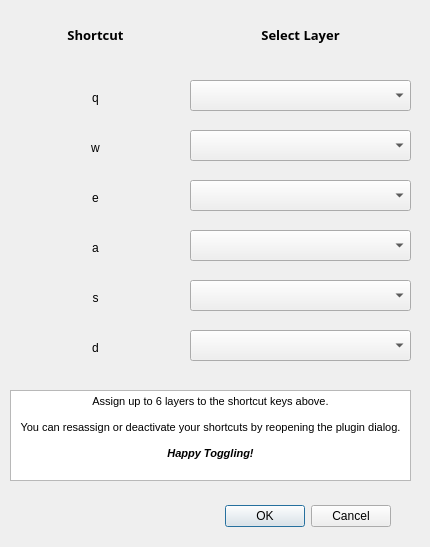
staffordsmith83/QGIS-layer-toggler-multi, file vis_toggler_dialog_base.ui: the form before one commit.
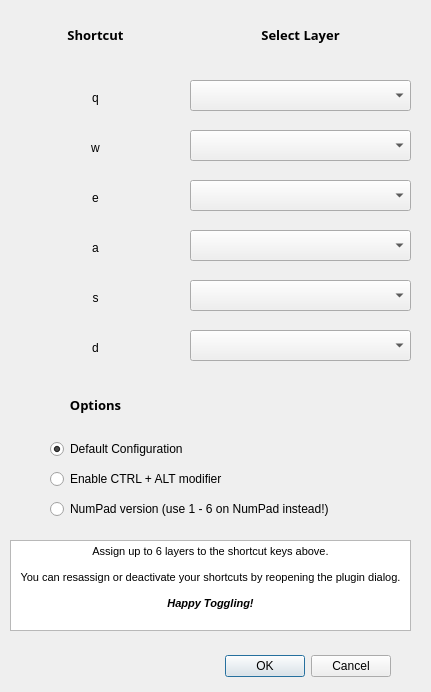
The form after the commit. Custom widgets are drawn as their Qt base class.

Commit message: Working with either qweasd, 123456, or letters with CTRL + ALT modifier. Stop working when trying to reassign shortcuts using the same option type (deautl, ctrl alt, or numpad)

Diff of the .ui file:
```diff
--- a/vis_toggler_dialog_base.ui
+++ b/vis_toggler_dialog_base.ui
@@ -6,8 +6,8 @@
    <rect>
     <x>0</x>
     <y>0</y>
-    <width>430</width>
-    <height>547</height>
+    <width>431</width>
+    <height>692</height>
    </rect>
   </property>
   <property name="windowTitle">
@@ -17,7 +17,7 @@
    <property name="geometry">
     <rect>
      <x>220</x>
-     <y>500</y>
+     <y>650</y>
      <width>171</width>
      <height>32</height>
     </rect>
@@ -279,7 +279,7 @@
    <property name="geometry">
     <rect>
      <x>10</x>
-     <y>390</y>
+     <y>540</y>
      <width>401</width>
      <height>91</height>
     </rect>
@@ -288,12 +288,81 @@
     <string>&lt;!DOCTYPE HTML PUBLIC &quot;-//W3C//DTD HTML 4.0//EN&quot; &quot;http://www.w3.org/TR/REC-html40/strict.dtd&quot;&gt;
 &lt;html&gt;&lt;head&gt;&lt;meta name=&quot;qrichtext&quot; content=&quot;1&quot; /&gt;&lt;style type=&quot;text/css&quot;&gt;
 p, li { white-space: pre-wrap; }
-&lt;/style&gt;&lt;/head&gt;&lt;body style=&quot; font-family:'MS Shell Dlg 2'; font-size:7.875pt; font-weight:400; font-style:normal;&quot;&gt;
-&lt;p align=&quot;center&quot; style=&quot; margin-top:0px; margin-bottom:0px; margin-left:0px; margin-right:0px; -qt-block-indent:0; text-indent:0px;&quot;&gt;Assign up to 6 layers to the shortcut keys above.&lt;/p&gt;
-&lt;p align=&quot;center&quot; style=&quot;-qt-paragraph-type:empty; margin-top:0px; margin-bottom:0px; margin-left:0px; margin-right:0px; -qt-block-indent:0; text-indent:0px;&quot;&gt;&lt;br /&gt;&lt;/p&gt;
-&lt;p align=&quot;center&quot; style=&quot; margin-top:0px; margin-bottom:0px; margin-left:0px; margin-right:0px; -qt-block-indent:0; text-indent:0px;&quot;&gt;You can resassign or deactivate your shortcuts by reopening the plugin dialog.&lt;/p&gt;
-&lt;p align=&quot;center&quot; style=&quot;-qt-paragraph-type:empty; margin-top:0px; margin-bottom:0px; margin-left:0px; margin-right:0px; -qt-block-indent:0; text-indent:0px;&quot;&gt;&lt;br /&gt;&lt;/p&gt;
-&lt;p align=&quot;center&quot; style=&quot; margin-top:0px; margin-bottom:0px; margin-left:0px; margin-right:0px; -qt-block-indent:0; text-indent:0px;&quot;&gt;&lt;span style=&quot; font-weight:600; font-style:italic;&quot;&gt;Happy Toggling!&lt;/span&gt;&lt;/p&gt;&lt;/body&gt;&lt;/html&gt;</string>
+&lt;/style&gt;&lt;/head&gt;&lt;body style=&quot; font-family:'MS Shell Dlg 2'; font-size:8.25pt; font-weight:400; font-style:normal;&quot;&gt;
+&lt;p align=&quot;center&quot; style=&quot; margin-top:0px; margin-bottom:0px; margin-left:0px; margin-right:0px; -qt-block-indent:0; text-indent:0px;&quot;&gt;&lt;span style=&quot; font-size:7.875pt;&quot;&gt;Assign up to 6 layers to the shortcut keys above.&lt;/span&gt;&lt;/p&gt;
+&lt;p align=&quot;center&quot; style=&quot;-qt-paragraph-type:empty; margin-top:0px; margin-bottom:0px; margin-left:0px; margin-right:0px; -qt-block-indent:0; text-indent:0px; font-size:7.875pt;&quot;&gt;&lt;br /&gt;&lt;/p&gt;
+&lt;p align=&quot;center&quot; style=&quot; margin-top:0px; margin-bottom:0px; margin-left:0px; margin-right:0px; -qt-block-indent:0; text-indent:0px;&quot;&gt;&lt;span style=&quot; font-size:7.875pt;&quot;&gt;You can resassign or deactivate your shortcuts by reopening the plugin dialog.&lt;/span&gt;&lt;/p&gt;
+&lt;p align=&quot;center&quot; style=&quot;-qt-paragraph-type:empty; margin-top:0px; margin-bottom:0px; margin-left:0px; margin-right:0px; -qt-block-indent:0; text-indent:0px; font-size:7.875pt;&quot;&gt;&lt;br /&gt;&lt;/p&gt;
+&lt;p align=&quot;center&quot; style=&quot; margin-top:0px; margin-bottom:0px; margin-left:0px; margin-right:0px; -qt-block-indent:0; text-indent:0px;&quot;&gt;&lt;span style=&quot; font-size:7.875pt; font-weight:600; font-style:italic;&quot;&gt;Happy Toggling!&lt;/span&gt;&lt;/p&gt;&lt;/body&gt;&lt;/html&gt;</string>
+   </property>
+  </widget>
+  <widget class="QRadioButton" name="modifierButton_1">
+   <property name="geometry">
+    <rect>
+     <x>50</x>
+     <y>470</y>
+     <width>341</width>
+     <height>18</height>
+    </rect>
+   </property>
+   <property name="text">
+    <string>Enable CTRL + ALT modifier</string>
+   </property>
+  </widget>
+  <widget class="QLabel" name="label_9">
+   <property name="geometry">
+    <rect>
+     <x>30</x>
+     <y>390</y>
+     <width>131</width>
+     <height>31</height>
+    </rect>
+   </property>
+   <property name="font">
+    <font>
+     <family>Rockwell Extra Bold</family>
+     <pointsize>10</pointsize>
+     <weight>75</weight>
+     <bold>true</bold>
+    </font>
+   </property>
+   <property name="text">
+    <string>Options</string>
+   </property>
+   <property name="textFormat">
+    <enum>Qt::RichText</enum>
+   </property>
+   <property name="alignment">
+    <set>Qt::AlignCenter</set>
+   </property>
+  </widget>
+  <widget class="QRadioButton" name="modifierButton_2">
+   <property name="geometry">
+    <rect>
+     <x>50</x>
+     <y>500</y>
+     <width>321</width>
+     <height>18</height>
+    </rect>
+   </property>
+   <property name="text">
+    <string>NumPad version (use 1 - 6 on NumPad instead!)</string>
+   </property>
+  </widget>
+  <widget class="QRadioButton" name="defaultButton">
+   <property name="geometry">
+    <rect>
+     <x>50</x>
+     <y>440</y>
+     <width>281</width>
+     <height>18</height>
+    </rect>
+   </property>
+   <property name="text">
+    <string>Default Configuration</string>
+   </property>
+   <property name="checked">
+    <bool>true</bool>
    </property>
   </widget>
  </widget>
```
The commit also changes 1 other file.
